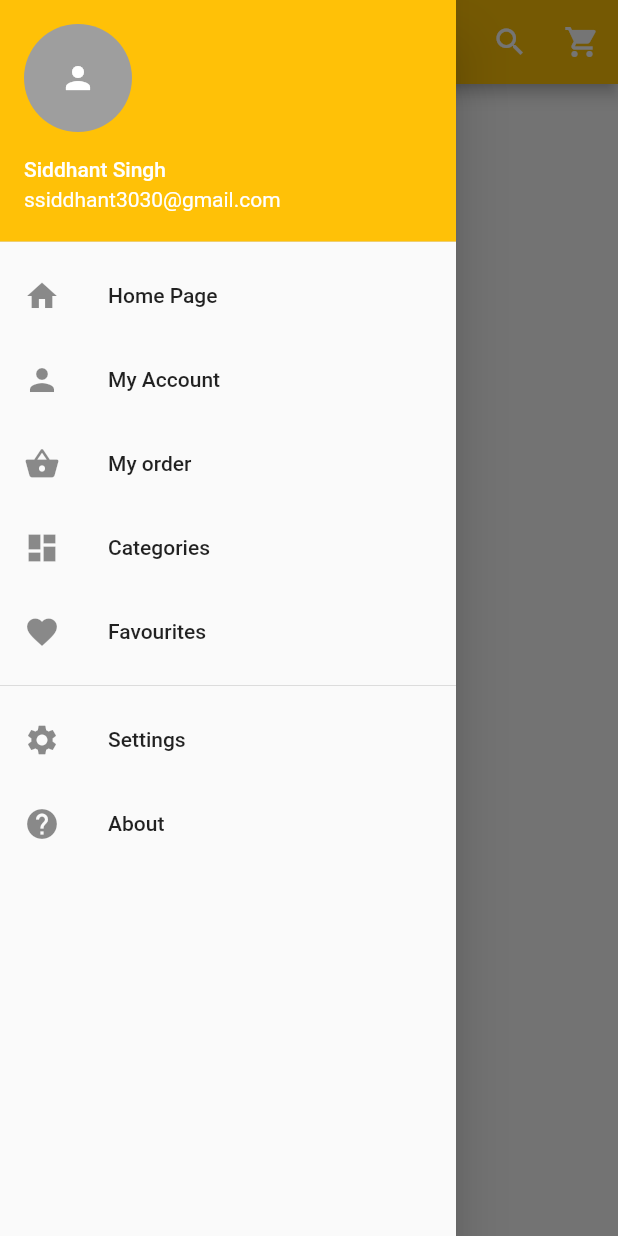
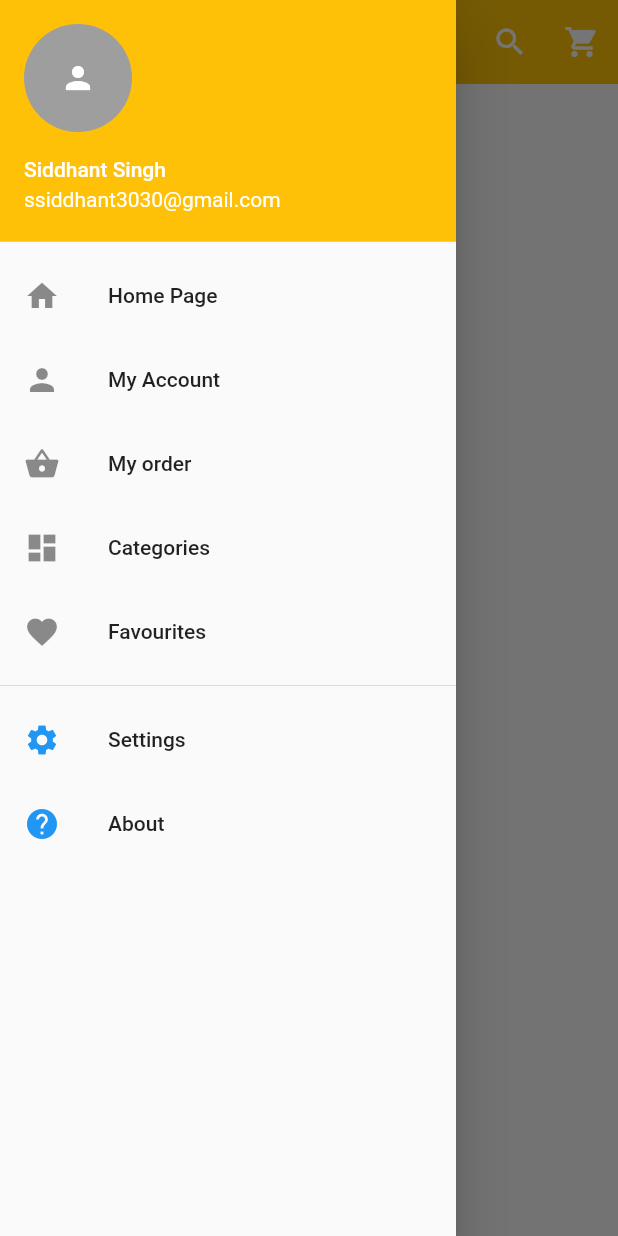
Before and after one commit to siddhant3030/flutter, a Flutter app: the screen it shows after launch, with the side drawer open, on a phone screen of 412 x 824 dp. Run offline on Flutter 3.47's test engine with Material 2 defaults, Android fonts, the phone set to English and light mode, and no system bars.

Commit message:
color changes for the widgit

```diff
--- a/first_app/lib/main.dart
+++ b/first_app/lib/main.dart
@@ -20,6 +20,7 @@ class _HomePageState extends State<HomePage> {
   Widget build(BuildContext context) {
     return Scaffold(
       appBar: new AppBar(
+        elevation: 0.2,
         backgroundColor: Colors.amber,
         title: Text('NoFilter'),
         actions: <Widget>[
@@ -91,7 +92,7 @@ class _HomePageState extends State<HomePage> {
                  onTap: (){},
                  child: ListTile(
                  title: Text('Settings'),
-                 leading: Icon(Icons.settings)
+                 leading: Icon(Icons.settings, color: Colors.blue)
                ),
              ),
 
@@ -99,7 +100,7 @@ class _HomePageState extends State<HomePage> {
                  onTap: (){},
                  child: ListTile(
                  title: Text('About'),
-                 leading: Icon(Icons.help)
+                 leading: Icon(Icons.help, color: Colors.blue)
                ),
              )
 
```
